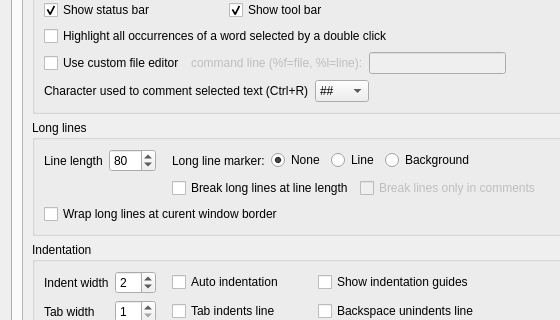
Before: the Qt Designer form libgui/src/settings-dialog.ui in ctaggart/octave, drawn with Qt 5; both pictures show x 0 to 560 and y 221 to 541 of the 700 by 673 pixel window.
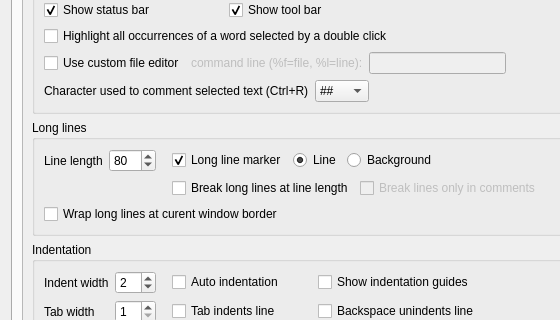
After: the same form once the commit is applied. The open tabs and pages were chosen to show the change.

Commit message: editor: more consistent behavior of lon line marker settings in (bug #51872)

What changed in the file:
```diff
--- a/libgui/src/settings-dialog.ui
+++ b/libgui/src/settings-dialog.ui
@@ -1101,16 +1101,9 @@
                 <item row="0" column="5">
                  <layout class="QHBoxLayout" name="horizontalLayout_3">
                   <item>
-                   <widget class="QLabel" name="label_24">
+                   <widget class="QCheckBox" name="editor_long_line_marker">
                     <property name="text">
-                     <string>Long line marker:</string>
-                    </property>
-                   </widget>
-                  </item>
-                  <item>
-                   <widget class="QRadioButton" name="editor_long_line_marker_none">
-                    <property name="text">
-                     <string>None</string>
+                     <string>Long line marker</string>
                     </property>
                     <property name="checked">
                      <bool>true</bool>
@@ -1118,10 +1111,13 @@
                    </widget>
                   </item>
                   <item>
-                   <widget class="QRadioButton" name="editor_long_line_marker">
+                   <widget class="QRadioButton" name="editor_long_line_marker_line">
                     <property name="text">
                      <string>Line</string>
                     </property>
+                    <property name="checked">
+                     <bool>true</bool>
+                    </property>
                    </widget>
                   </item>
                   <item>
```
Left out of the diff: 62 changed lines with no effect on the pictures. The commit also changes 2 other files.
